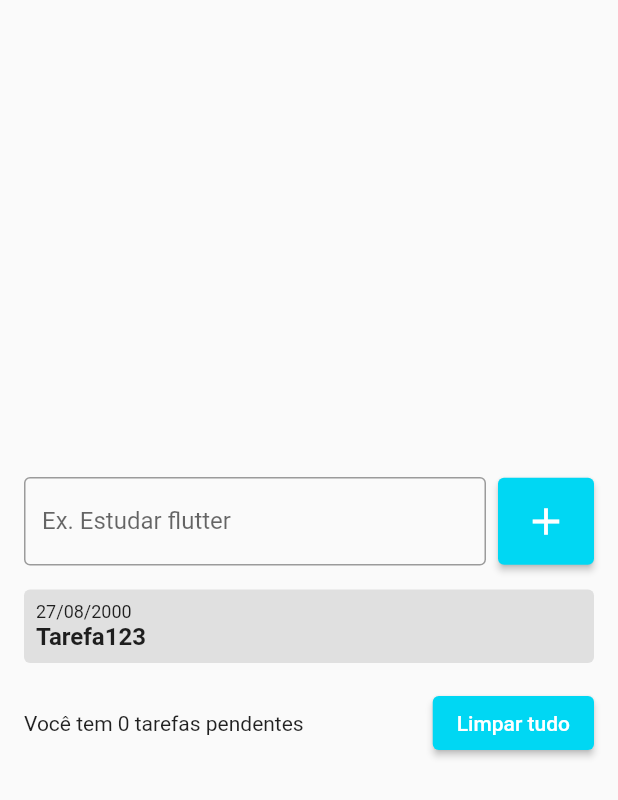
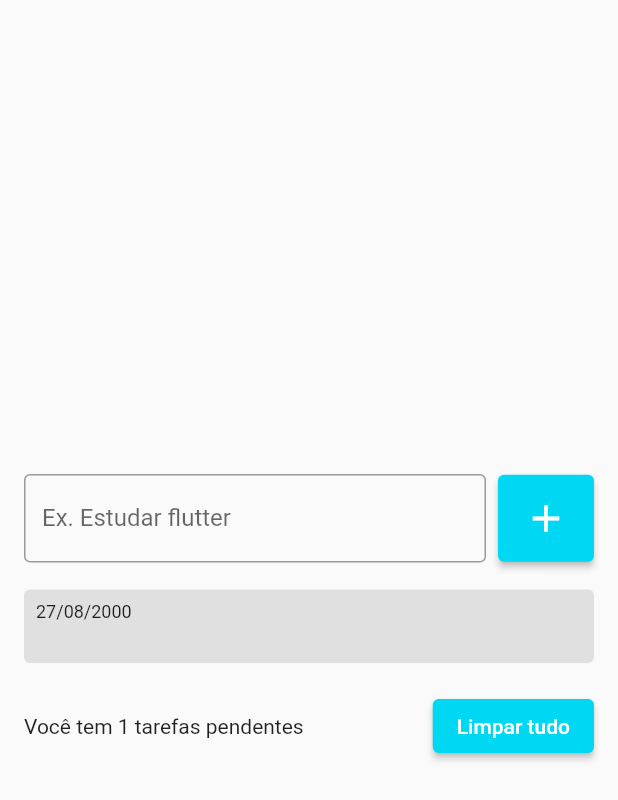
Before and after one commit to adrianoaraujo0/APP_LISTA_DE_TAREFAS, a Flutter app: the screen it shows after launch, after a tap on the "add" icon, on a phone screen of 412 x 824 dp. Shown: the top 800 px of the screen. Run offline on Flutter 3.47's test engine with Material 2 defaults, Android fonts, the phone set to English and light mode, and no system bars.

Commit message:
c.98 - Ajustando a interface da lista

```diff
--- a/lib/main.dart
+++ b/lib/main.dart
@@ -12,6 +12,7 @@ class MyApp extends StatelessWidget {
   @override
   Widget build(BuildContext context) {
     return MaterialApp(
+      debugShowCheckedModeBanner: false,
       home: TodoListPage(),
     );
   }
--- a/lib/pages/todo_list_page.dart
+++ b/lib/pages/todo_list_page.dart
@@ -17,10 +17,11 @@ class _TodoListPageState extends State<TodoListPage> {
 
   @override
   Widget build(BuildContext context) {
-    return Scaffold(
+    return SafeArea(
+      child: Scaffold(
         body: Center(
           child: Padding(
-          padding: const EdgeInsets.symmetric(horizontal: 16),
+            padding: const EdgeInsets.all(16),
             child: Column(
               mainAxisSize: MainAxisSize.min,
               children: [
@@ -66,7 +67,9 @@ class _TodoListPageState extends State<TodoListPage> {
                     shrinkWrap: true,
                     children: [
                       for (String todo in todos)
-                      TodoListItem(),
+                        TodoListItem(
+                          title: todo
+                        ),
                     ],
                   ),
                 ),
@@ -74,7 +77,7 @@ class _TodoListPageState extends State<TodoListPage> {
                 Row(
                   children: [
                     Expanded(
-                    child: Text("Você tem 0 tarefas pendentes"),
+                      child: Text("Você tem ${todos.length} tarefas pendentes"),
                     ),
                     ElevatedButton(
                       style: ElevatedButton.styleFrom(
@@ -89,6 +92,7 @@ class _TodoListPageState extends State<TodoListPage> {
             ),
           ),
         ),
+      ),
     );
   }
 }
--- a/lib/widgets/todo_list_item.dart
+++ b/lib/widgets/todo_list_item.dart
@@ -1,7 +1,9 @@
 import 'package:flutter/material.dart';
 
 class TodoListItem extends StatelessWidget {
-  const TodoListItem({Key? key}) : super(key: key);
+  const TodoListItem({Key? key, required this.title}) : super(key: key);
+
+  final String title;
 
   @override
   Widget build(BuildContext context) {
@@ -10,6 +12,7 @@ class TodoListItem extends StatelessWidget {
         borderRadius: BorderRadius.circular(4),
         color: Colors.grey[300],
       ),
+      margin: const EdgeInsets.symmetric(vertical: 2.0),
       padding: EdgeInsets.all(8),
       child: Column(
         crossAxisAlignment: CrossAxisAlignment.start,
@@ -19,7 +22,7 @@ class TodoListItem extends StatelessWidget {
             style: TextStyle(fontSize: 12),
           ),
           Text(
-            "Tarefa123",
+            title,
             style: TextStyle(
               fontSize: 16,
               fontWeight: FontWeight.w600,
```
Lines whose indentation alone changed are shown as unchanged.
